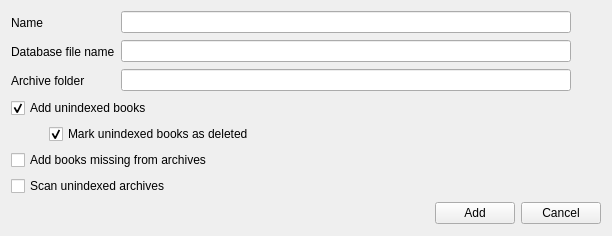
This is src/home/flibrary/gui/dialogs/AddCollectionDialog.ui in heimdallr/books as Qt 5 draws it before an edit. The edited form follows.
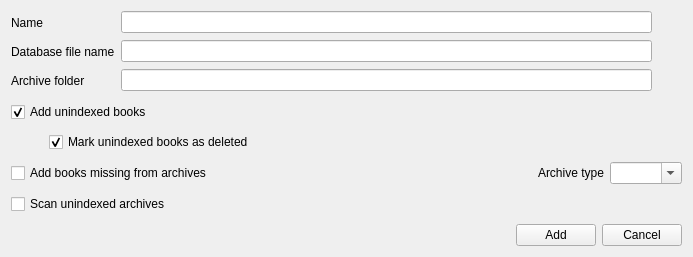
This is the edited form. Icons and pictures are not drawn.

Diff of the .ui file:
```diff
--- a/src/home/flibrary/gui/dialogs/AddCollectionDialog.ui
+++ b/src/home/flibrary/gui/dialogs/AddCollectionDialog.ui
@@ -9,8 +9,8 @@
    <rect>
     <x>0</x>
     <y>0</y>
-    <width>612</width>
-    <height>236</height>
+    <width>693</width>
+    <height>257</height>
    </rect>
   </property>
   <property name="sizePolicy">
@@ -136,6 +136,21 @@
     </layout>
    </item>
    <item>
+    <widget class="QWidget" name="options" native="true">
+     <layout class="QVBoxLayout" name="_2">
+      <property name="leftMargin">
+       <number>0</number>
+      </property>
+      <property name="topMargin">
+       <number>0</number>
+      </property>
+      <property name="rightMargin">
+       <number>0</number>
+      </property>
+      <property name="bottomMargin">
+       <number>0</number>
+      </property>
+      <item>
     <widget class="QCheckBox" name="checkBoxAddUnindexedBooks">
      <property name="text">
       <string>Add unindexed books</string>
@@ -146,7 +161,7 @@
     </widget>
    </item>
    <item>
-    <layout class="QHBoxLayout" name="horizontalLayout">
+       <layout class="QHBoxLayout" name="_6">
      <item>
       <widget class="QWidget" name="widget" native="true">
        <property name="minimumSize">
@@ -176,6 +191,8 @@
     </layout>
    </item>
    <item>
+       <layout class="QHBoxLayout" name="_7">
+        <item>
     <widget class="QCheckBox" name="checkBoxAddMissingBooks">
      <property name="text">
       <string>Add books missing from archives</string>
@@ -183,12 +200,44 @@
     </widget>
    </item>
    <item>
+         <spacer name="horizontalSpacer_2">
+          <property name="orientation">
+           <enum>Qt::Orientation::Horizontal</enum>
+          </property>
+          <property name="sizeHint" stdset="0">
+           <size>
+            <width>40</width>
+            <height>20</height>
+           </size>
+          </property>
+         </spacer>
+        </item>
+        <item>
+         <widget class="QLabel" name="lblDefaultArchiveType">
+          <property name="text">
+           <string>Archive type</string>
+          </property>
+         </widget>
+        </item>
+        <item>
+         <widget class="QComboBox" name="comboBoxDefaultArchiveType">
+          <property name="editable">
+           <bool>true</bool>
+          </property>
+         </widget>
+        </item>
+       </layout>
+      </item>
+      <item>
     <widget class="QCheckBox" name="checkBoxScanUnindexedArchives">
      <property name="text">
       <string>Scan unindexed archives</string>
      </property>
     </widget>
    </item>
+     </layout>
+    </widget>
+   </item>
    <item>
     <layout class="QHBoxLayout" name="layoutButton" stretch="0,1,0,0">
      <property name="sizeConstraint">
```
Left out of the diff: 22 changed lines with no effect on the pictures. Lines whose indentation alone changed are shown as unchanged.
